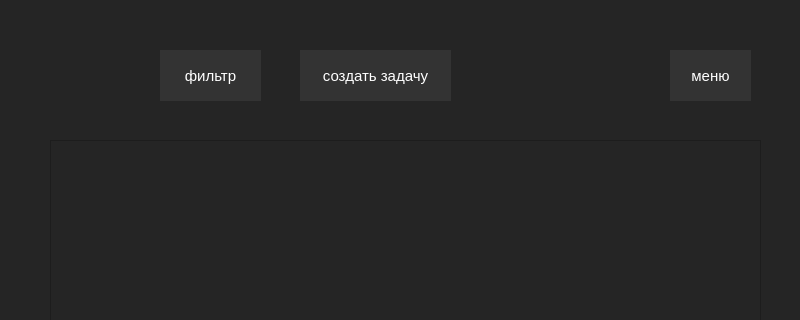
Above: untitled/forms/mainwindow2.ui from skulweq/project_taskmanager before the change; both pictures show x 0 to 800 and y 0 to 320 of the 800 by 600 pixel window. Below: the same form after it.
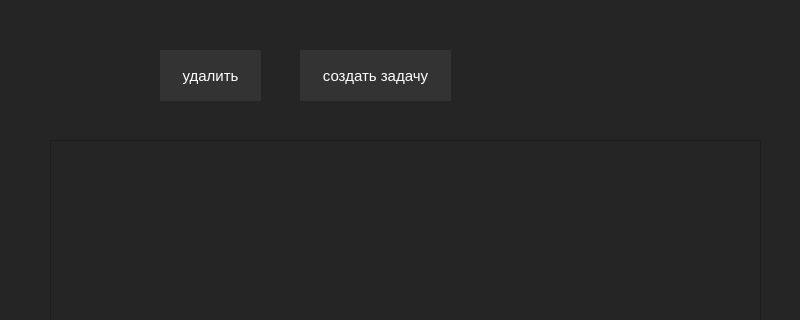
That is the form after the change.

```diff
--- a/untitled/forms/mainwindow2.ui
+++ b/untitled/forms/mainwindow2.ui
@@ -43,7 +43,7 @@
 }</string>
     </property>
     <property name="text">
-     <string>фильтр</string>
+     <string>удалить</string>
     </property>
    </widget>
    <widget class="QPushButton" name="pushButton_2">
@@ -75,35 +75,6 @@
      <string>создать задачу</string>
     </property>
    </widget>
-   <widget class="QPushButton" name="pushButton_3">
-    <property name="geometry">
-     <rect>
-      <x>670</x>
-      <y>50</y>
-      <width>81</width>
-      <height>51</height>
-     </rect>
-    </property>
-    <property name="font">
-     <font>
-      <pointsize>11</pointsize>
-     </font>
-    </property>
-    <property name="styleSheet">
-     <string notr="true">QPushButton {
-	border: #383838;
-	color: white;
-	background-color: #333333;
-}
-
-QPushButton::pressed {
-	background-color: #424242;
-}</string>
-    </property>
-    <property name="text">
-     <string>меню</string>
-    </property>
-   </widget>
    <widget class="QListWidget" name="listWidget">
     <property name="geometry">
      <rect>
```
Left out of the diff: 2 changed lines with no effect on the pictures.
